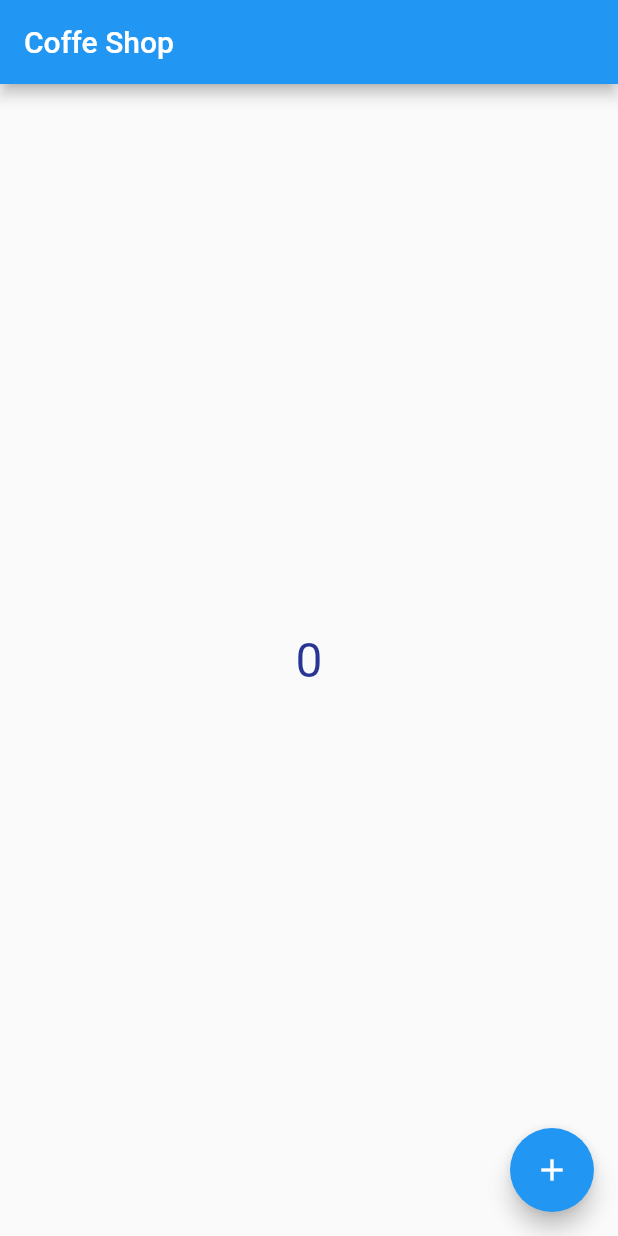
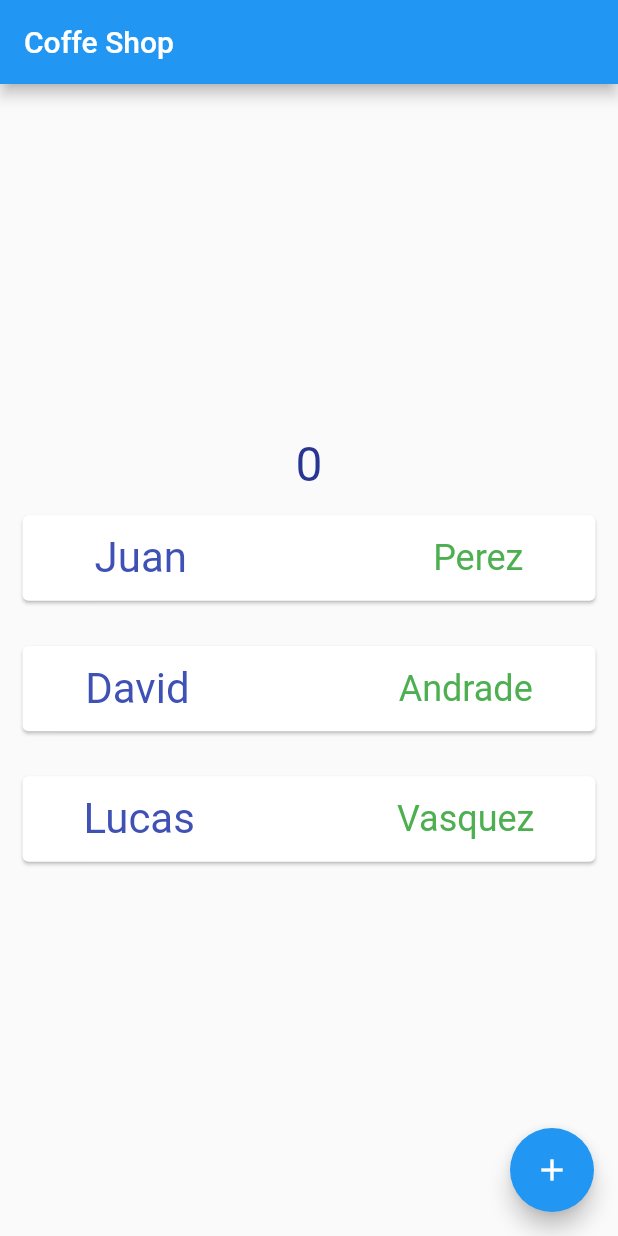
Before and after one commit to Roberth0/mobile, a Flutter app: the screen it shows after launch, on a phone screen of 412 x 824 dp. Run offline on Flutter 3.47's test engine with Material 2 defaults, Android fonts, the phone set to English and light mode, and no system bars.

Commit message:
card widget

```diff
--- /dev/null
+++ b/coffeshop/lib/client.dart
@@ -0,0 +1,7 @@
+class Client{
+  String? name;
+  String? lastname;
+
+  Client({this.name, this.lastname});
+
+}
--- a/coffeshop/lib/main.dart
+++ b/coffeshop/lib/main.dart
@@ -1,6 +1,7 @@
 // ignore_for_file: prefer_const_constructors, avoid_print
 
 import 'package:flutter/material.dart';
+import 'client.dart';
 
 void main() {
   runApp(MaterialApp(
@@ -68,6 +69,29 @@ class DataWidget extends StatefulWidget {
 
 class _DataWidgetState extends State<DataWidget> {
   int counter = 0;
+  List<Client> clients = [
+    Client(name: "Juan", lastname: "Perez"),
+    Client(name: "David", lastname: "Andrade"),
+    Client(name: "Lucas", lastname: "Vasquez"),
+  ];
+
+
+  Widget ClientTemplate(client) {
+    return Card(
+      margin: EdgeInsets.all(15),
+      child: Padding(
+        padding: const EdgeInsets.all(12.0),
+        child: Row(
+            mainAxisAlignment: MainAxisAlignment.spaceAround,
+            children: <Widget>[
+          Text(client.name, style: TextStyle(fontSize: 28, color: Colors.indigo)),
+          SizedBox(width: 20,),
+          Text(client.lastname, style: TextStyle(fontSize: 24, color: Colors.green)),
+        ]),
+      )
+    );
+  }
+
   @override
   Widget build(BuildContext context) {
     return Scaffold(
@@ -79,6 +103,15 @@ class _DataWidgetState extends State<DataWidget> {
           mainAxisAlignment: MainAxisAlignment.center,
           children: <Widget>[
             Text("$counter", style: TextStyle(fontSize: 32, color: Colors.indigo[800])),
+            // Column(
+            //   children: clients.map((client) => Text('${client.name} - ${client.lastname}',
+            //     style: TextStyle(fontSize: 28, color: Colors.deepOrangeAccent),
+            //   )).toList(),
+            // )
+            Column(
+              children: clients.map((client) => ClientTemplate(client)).toList(),
+            ),
+
           ]
         ),
       ),
```
